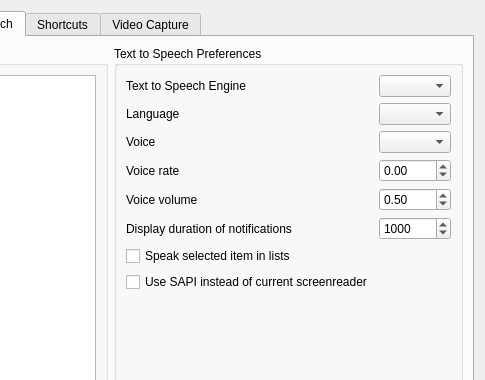
First picture: the form in Client/qtTeamTalk/preferences.ui, repository BearWare/TeamTalk5, before the edit; both pictures show x 509 to 994 and y 0 to 380 of the 994 by 697 pixel window.
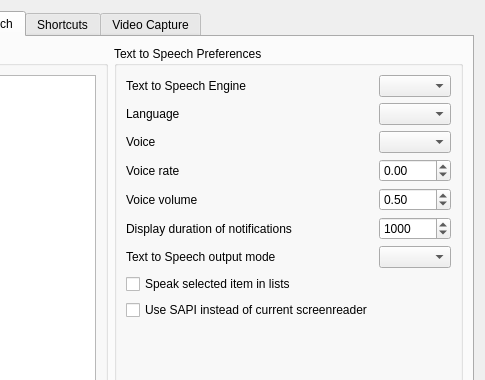
Second picture: the form after the edit. The open tabs and pages were chosen to show the change. Icons and pictures are not drawn. Custom widgets are drawn as their Qt base class.

Commit message:
Option to choose output mode for TTS events (with Tolk on Windows) (#1772)
* Option to choose output mode for TTS events (with Tolk on Windows)

* Fix visible layout of 'Text to Speech Output Mode'

* Use enum instead of strings

---------

What changed in the file:
```diff
--- a/Client/qtTeamTalk/preferences.ui
+++ b/Client/qtTeamTalk/preferences.ui
@@ -2208,6 +2208,8 @@
          <property name="title">
           <string>Text to Speech Preferences</string>
          </property>
+         <layout class="QVBoxLayout" name="verticalLayout_19">
+          <item>
          <layout class="QFormLayout" name="formLayout_3">
           <item row="0" column="0">
            <widget class="QLabel" name="label_ttsengine">
@@ -2323,21 +2325,36 @@
             </property>
            </widget>
           </item>
-          <item row="6" column="0">
+            <item row="7" column="0">
+             <widget class="QLabel" name="label_ttsoutputmode">
+              <property name="text">
+               <string>Text to Speech output mode</string>
+              </property>
+              <property name="buddy">
+               <cstring>ttsOutputModeComboBox</cstring>
+              </property>
+             </widget>
+            </item>
+            <item row="7" column="1">
+             <widget class="QComboBox" name="ttsOutputModeComboBox"/>
+            </item>
+            <item row="8" column="0">
            <widget class="QCheckBox" name="ttsSpeakListsChkBox">
             <property name="text">
              <string>Speak selected item in lists</string>
             </property>
            </widget>
           </item>
-          <item row="7" column="0">
+            <item row="9" column="0">
            <widget class="QCheckBox" name="ttsForceSapiChkBox">
             <property name="text">
              <string>Use SAPI instead of current screenreader</string>
             </property>
            </widget>
           </item>
-          <item row="8" column="0">
+           </layout>
+          </item>
+          <item>
            <spacer name="verticalSpacer_10">
             <property name="orientation">
              <enum>Qt::Vertical</enum>
@@ -2345,7 +2362,7 @@
             <property name="sizeHint" stdset="0">
              <size>
               <width>20</width>
-              <height>40</height>
+              <height>216</height>
              </size>
             </property>
            </spacer>
```
Left out of the diff: 42 changed lines with no effect on the pictures. Lines whose indentation alone changed are shown as unchanged. The commit also changes 5 other files.
